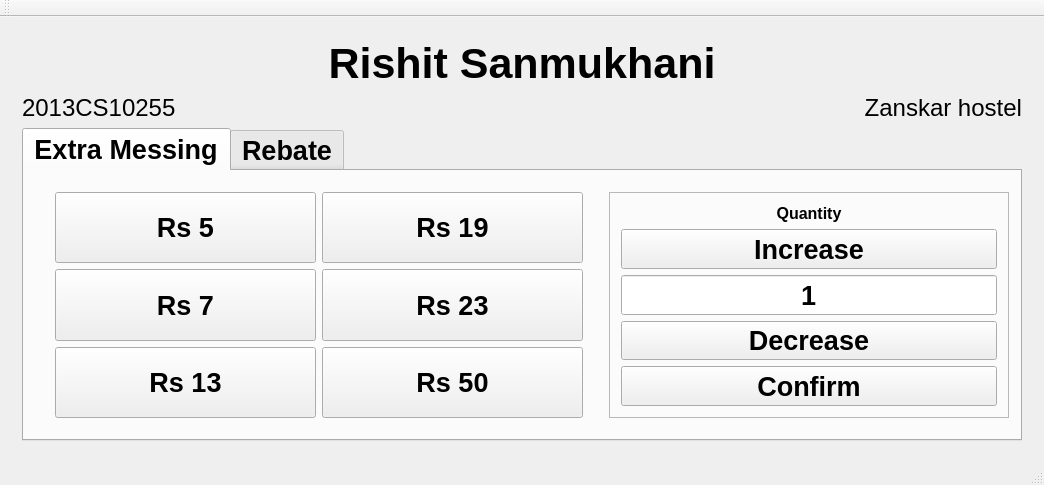
The window that GUI/CSP315/mainwindow.ui (y-gupta/rfid-auth-system) describes before a commit, drawn with Qt 5.
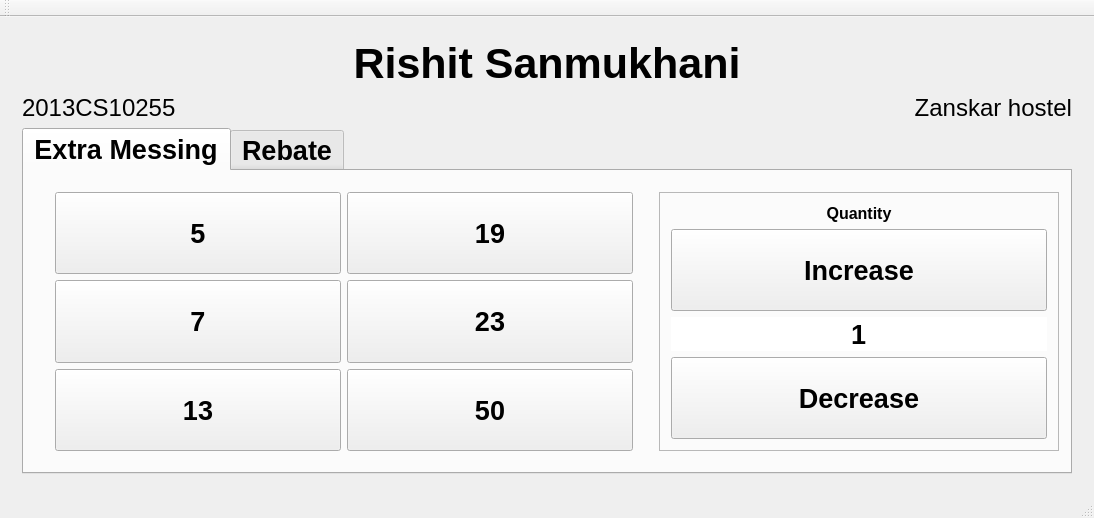
The same window after the commit. The open tabs and pages were chosen to show the change. Icons and pictures are not drawn.

The edit to the form file:
```diff
--- a/GUI/CSP315/mainwindow.ui
+++ b/GUI/CSP315/mainwindow.ui
@@ -2,14 +2,23 @@
 <ui version="4.0">
  <class>MainWindow</class>
  <widget class="QMainWindow" name="MainWindow">
+  <property name="enabled">
+   <bool>true</bool>
+  </property>
   <property name="geometry">
    <rect>
     <x>0</x>
     <y>0</y>
-    <width>684</width>
-    <height>485</height>
+    <width>1094</width>
+    <height>518</height>
    </rect>
   </property>
+  <property name="minimumSize">
+   <size>
+    <width>1094</width>
+    <height>0</height>
+   </size>
+  </property>
   <property name="windowTitle">
    <string>MainWindow</string>
   </property>
@@ -377,7 +386,7 @@
                    </sizepolicy>
                   </property>
                   <property name="text">
-                   <string>Rs 5</string>
+                   <string>5</string>
                   </property>
                  </widget>
                 </item>
@@ -390,7 +399,7 @@
                    </sizepolicy>
                   </property>
                   <property name="text">
-                   <string>Rs 19</string>
+                   <string>19</string>
                   </property>
                  </widget>
                 </item>
@@ -403,7 +412,7 @@
                    </sizepolicy>
                   </property>
                   <property name="text">
-                   <string>Rs 7</string>
+                   <string>7</string>
                   </property>
                  </widget>
                 </item>
@@ -416,7 +425,7 @@
                    </sizepolicy>
                   </property>
                   <property name="text">
-                   <string>Rs 23</string>
+                   <string>23</string>
                   </property>
                  </widget>
                 </item>
@@ -429,7 +438,7 @@
                    </sizepolicy>
                   </property>
                   <property name="text">
-                   <string>Rs 13</string>
+                   <string>13</string>
                   </property>
                  </widget>
                 </item>
@@ -442,7 +451,7 @@
                    </sizepolicy>
                   </property>
                   <property name="text">
-                   <string>Rs 50</string>
+                   <string>50</string>
                   </property>
                  </widget>
                 </item>
@@ -533,6 +542,51 @@
                  <enum>QFrame::Raised</enum>
                 </property>
                 <layout class="QGridLayout" name="gridLayout_18">
+                 <item row="2" column="0">
+                  <widget class="QSpinBox" name="spinBox_val">
+                   <property name="sizePolicy">
+                    <sizepolicy hsizetype="Minimum" vsizetype="Minimum">
+                     <horstretch>0</horstretch>
+                     <verstretch>0</verstretch>
+                    </sizepolicy>
+                   </property>
+                   <property name="font">
+                    <font>
+                     <kerning>true</kerning>
+                    </font>
+                   </property>
+                   <property name="focusPolicy">
+                    <enum>Qt::WheelFocus</enum>
+                   </property>
+                   <property name="contextMenuPolicy">
+                    <enum>Qt::DefaultContextMenu</enum>
+                   </property>
+                   <property name="frame">
+                    <bool>false</bool>
+                   </property>
+                   <property name="alignment">
+                    <set>Qt::AlignCenter</set>
+                   </property>
+                   <property name="readOnly">
+                    <bool>true</bool>
+                   </property>
+                   <property name="buttonSymbols">
+                    <enum>QAbstractSpinBox::NoButtons</enum>
+                   </property>
+                   <property name="specialValueText">
+                    <string/>
+                   </property>
+                   <property name="accelerated">
+                    <bool>true</bool>
+                   </property>
+                   <property name="keyboardTracking">
+                    <bool>true</bool>
+                   </property>
+                   <property name="value">
+                    <number>1</number>
+                   </property>
+                  </widget>
+                 </item>
                  <item row="0" column="0">
                   <widget class="QLabel" name="label_13">
                    <property name="font">
@@ -561,22 +615,6 @@
                    </property>
                   </widget>
                  </item>
-                 <item row="2" column="0">
-                  <widget class="QLineEdit" name="lineEdit">
-                   <property name="sizePolicy">
-                    <sizepolicy hsizetype="Expanding" vsizetype="Expanding">
-                     <horstretch>0</horstretch>
-                     <verstretch>0</verstretch>
-                    </sizepolicy>
-                   </property>
-                   <property name="text">
-                    <string>1</string>
-                   </property>
-                   <property name="alignment">
-                    <set>Qt::AlignCenter</set>
-                   </property>
-                  </widget>
-                 </item>
                  <item row="3" column="0">
                   <widget class="QToolButton" name="toolButton_2">
                    <property name="sizePolicy">
@@ -590,19 +628,6 @@
                    </property>
                   </widget>
                  </item>
-                 <item row="4" column="0">
-                  <widget class="QPushButton" name="pushButton_24">
-                   <property name="sizePolicy">
-                    <sizepolicy hsizetype="Expanding" vsizetype="Expanding">
-                     <horstretch>0</horstretch>
-                     <verstretch>0</verstretch>
-                    </sizepolicy>
-                   </property>
-                   <property name="text">
-                    <string>Confirm</string>
-                   </property>
-                  </widget>
-                 </item>
                 </layout>
                </widget>
               </item>
```
Left out of the diff: 23 changed lines with no effect on the pictures.
